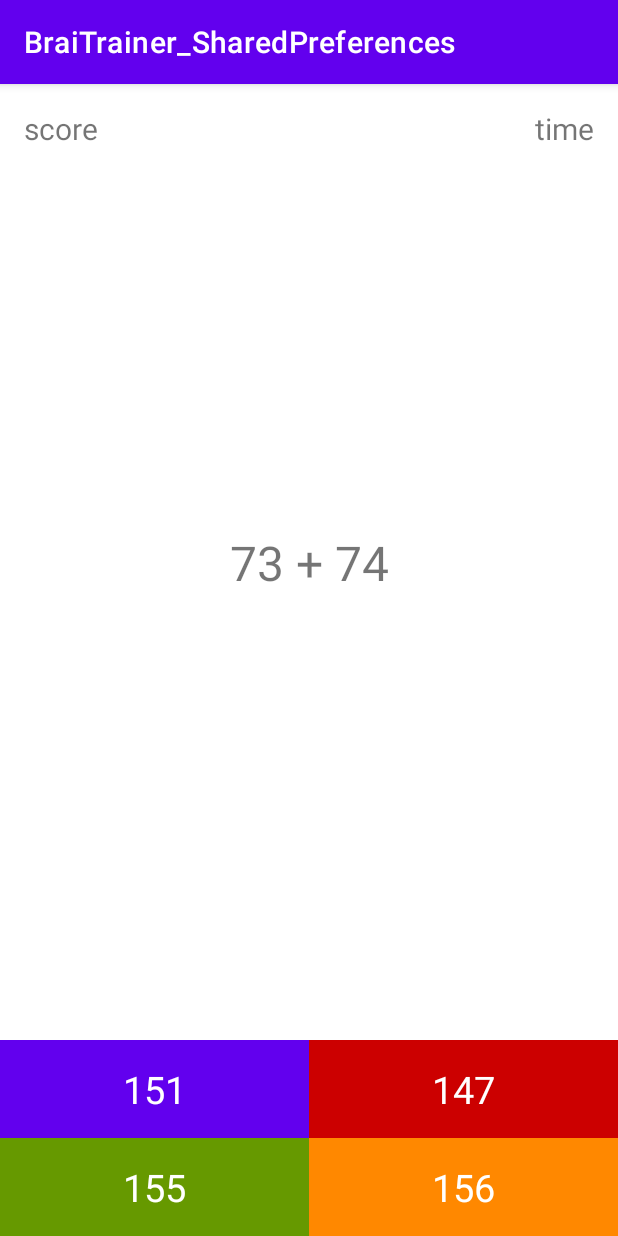
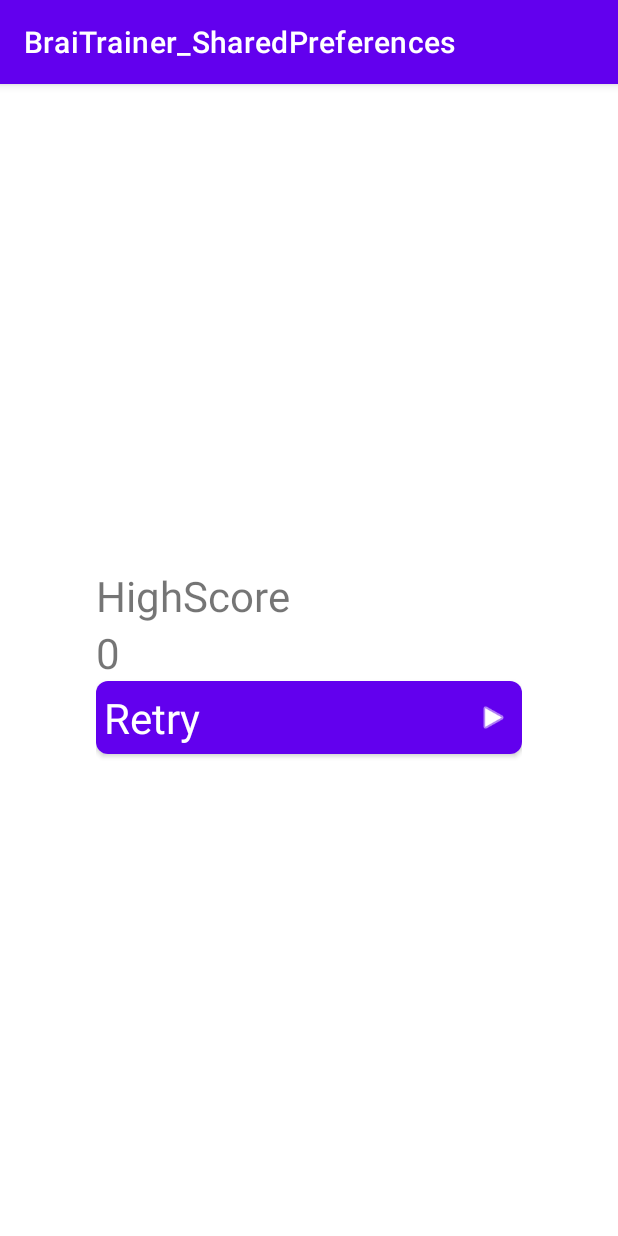
Before and after one commit to AlexandrProdan/BrainTrainer_SaredPreferences, an Android app: the screen it shows after launch (MainActivity before the commit, RetryActivity after it), after a tap on an icon or button, on a phone screen of 412 x 824 dp. Run offline under Robolectric (Android 15) with nearby library versions, the phone set to English and light mode, and no system bars.

Commit message:
App completed but the information about high score disappears on next launch.

```diff
--- a/app/src/main/AndroidManifest.xml
+++ b/app/src/main/AndroidManifest.xml
@@ -12,6 +12,13 @@
         android:supportsRtl="true"
         android:theme="@style/Theme.BraiTrainer_SharedPreferences"
         tools:targetApi="31">
+        <activity
+            android:name=".RetryActivity"
+            android:exported="false">
+            <meta-data
+                android:name="android.app.lib_name"
+                android:value="" />
+        </activity>
         <activity
             android:name=".MainActivity"
             android:exported="true">
--- a/app/src/main/java/com/example/braitrainer_sharedpreferences/MainActivity.java
+++ b/app/src/main/java/com/example/braitrainer_sharedpreferences/MainActivity.java
@@ -4,7 +4,12 @@ import androidx.appcompat.app.AppCompatActivity;
 import androidx.lifecycle.Observer;
 import androidx.lifecycle.ViewModelProvider;
 
+import android.content.Intent;
+import android.content.SharedPreferences;
 import android.os.Bundle;
+import android.os.CountDownTimer;
+import android.preference.Preference;
+import android.preference.PreferenceManager;
 import android.util.Log;
 import android.view.View;
 import android.widget.EditText;
@@ -12,6 +17,7 @@ import android.widget.TextView;
 
 public class MainActivity extends AppCompatActivity {
     public static final String TAG = "MainActivity";
+    public static final int ALLOCATED_TIME = 20;
     private TextView textViewScore;
     private TextView textViewTime;
     private TextView textViewRiddle;
@@ -20,9 +26,12 @@ public class MainActivity extends AppCompatActivity {
     private TextView textViewAnswer3;
     private TextView textViewAnswer4;
 
+    CountDownTimer timer;
+
     private MainVM mainVM;
 
-    private static int count = 0;
+
+    private static int score = 0;
 
     @Override
     protected void onCreate(Bundle savedInstanceState) {
@@ -30,6 +39,8 @@ public class MainActivity extends AppCompatActivity {
         setContentView(R.layout.activity_main);
 
         initViews();
+
+
         mainVM = new ViewModelProvider(this).get(MainVM.class);
 
         mainVM.getRiddle().observe(this, new Observer<Riddle>() {
@@ -40,24 +51,21 @@ public class MainActivity extends AppCompatActivity {
         });
 
         setOnClickListeners();
+        countTime(ALLOCATED_TIME);
+
+
     }
     //=============================================================================================
     private void initViews(){
         Log.d(TAG, "initViews: ");
         textViewScore = findViewById(R.id.textViewScore);
-        textViewTime = findViewById(R.id.textViewTime);
         textViewRiddle = findViewById(R.id.textViewRiddle);
         textViewAnswer1 = findViewById(R.id.textViewAnswer1);
         textViewAnswer2 = findViewById(R.id.textViewAnswer2);
         textViewAnswer3 = findViewById(R.id.textViewAnswer3);
         textViewAnswer4 = findViewById(R.id.textViewAnswer4);
-    }
 
-    private  void resetValuesOnscreen(){
-        resetContToZero();
-        //reset time to 0
-        //riddle = new Riddle();
-        //displayRiddleOnScreen();
+        textViewTime = findViewById(R.id.textViewTime);
     }
 
     private void displayRiddleOnScreen(Riddle riddle){
@@ -75,14 +83,21 @@ public class MainActivity extends AppCompatActivity {
         textViewAnswer4.setText(riddle.getRandomOrdAnsArrList().get(3).toString());
     }
 
-    private boolean isAnswerCorrect(TextView textViewUserGuess){
+    private void isAnswerCorrect(TextView textViewUserGuess){
         int correctAnswer = mainVM.getRiddle().getValue().getCorrectAnswer();
         int userGuess = Integer.parseInt(textViewUserGuess.getText().toString());
 
         if(correctAnswer == userGuess){
-                return true;
+            score++;
+            textViewScore.setText(""+score);
+            timer.cancel();
+            this.countTime(ALLOCATED_TIME);
+            mainVM.nextRiddle();
         }else {
-            return false;
+            timer.cancel();
+            Intent intent = RetryActivity.newIntent(MainActivity.this, score);
+            startActivity(intent);
+            finish();
         }
     }
 
@@ -90,45 +105,54 @@ public class MainActivity extends AppCompatActivity {
         textViewAnswer1.setOnClickListener(new View.OnClickListener() {
             @Override
             public void onClick(View view) {
-                boolean isCorrect =  isAnswerCorrect(textViewAnswer1);
-                if(isCorrect){
-                    mainVM.nextRiddle();
-                }
+                isAnswerCorrect(textViewAnswer1);
             }
         });
 
         textViewAnswer2.setOnClickListener(new View.OnClickListener() {
             @Override
             public void onClick(View view) {
-                boolean isCorrect =  isAnswerCorrect(textViewAnswer2);
-                if(isCorrect){
-                    mainVM.nextRiddle();
-                }
+                isAnswerCorrect(textViewAnswer2);
             }
         });
 
         textViewAnswer3.setOnClickListener(new View.OnClickListener() {
             @Override
             public void onClick(View view) {
-                boolean isCorrect =  isAnswerCorrect(textViewAnswer3);
-                if(isCorrect){
-                    mainVM.nextRiddle();
-                }
+                isAnswerCorrect(textViewAnswer3);
             }
         });
 
         textViewAnswer4.setOnClickListener(new View.OnClickListener() {
             @Override
             public void onClick(View view) {
-                boolean isCorrect =  isAnswerCorrect(textViewAnswer4);
-                if(isCorrect){
-                    mainVM.nextRiddle();
-                }
+                isAnswerCorrect(textViewAnswer4);
             }
         });
 
 
     }
 
-    private void resetContToZero(){count = 0;}
+    void countTime(int seconds){
+        timer = new CountDownTimer((seconds*1000), 1000) {
+            @Override
+            public void onTick(long millisUntilFinishes) {
+                int secondsLeft = (int) (millisUntilFinishes/1000);
+                secondsLeft++;
+                textViewTime.setText(""+secondsLeft);
+            }
+
+            @Override
+            public void onFinish() {
+                textViewTime.setText("0");
+                Intent intent = RetryActivity.newIntent(MainActivity.this, score);
+                timer.cancel();
+                startActivity(intent);
+                finish();
+            }
+        };
+        timer.start();
+    }
+
+
 }
--- /dev/null
+++ b/app/src/main/java/com/example/braitrainer_sharedpreferences/RetryActivity.java
@@ -0,0 +1,65 @@
+package com.example.braitrainer_sharedpreferences;
+
+import androidx.appcompat.app.AppCompatActivity;
+import androidx.cardview.widget.CardView;
+
+import android.content.Context;
+import android.content.Intent;
+import android.content.SharedPreferences;
+import android.os.Bundle;
+import android.preference.PreferenceManager;
+import android.view.View;
+import android.widget.TextView;
+
+public class RetryActivity extends AppCompatActivity {
+    public static final String EXTRA_SCORE = "score";
+    private TextView textViewHighScore;
+    private TextView textViewScore;
+    private CardView cardViewRetry;
+
+    SharedPreferences highScore;
+
+    int score;
+
+    @Override
+    protected void onCreate(Bundle savedInstanceState) {
+        super.onCreate(savedInstanceState);
+        setContentView(R.layout.activity_retry);
+        score = (int)getIntent().getIntExtra(EXTRA_SCORE,0);
+        highScore = PreferenceManager.getDefaultSharedPreferences(this);
+        initViews();
+        textViewScore.setText(""+score);
+
+        cardViewRetry.setOnClickListener(new View.OnClickListener() {
+            @Override
+            public void onClick(View view) {
+                Intent intent = new Intent(RetryActivity.this, MainActivity.class);
+                startActivity(intent);
+
+            }
+        });
+    }
+    void initViews(){
+        textViewHighScore = findViewById(R.id.textViewHighScore);
+        textViewScore = findViewById(R.id.textViewScore);
+        cardViewRetry = findViewById(R.id.cardViewRetry);
+    }
+
+    void isHighScore(){
+        if(score > highScore.getInt("highScore",0)){
+            highScore.edit().putInt("highScore", score);
+            textViewHighScore.setText(""+score);
+            textViewScore.setText(""+score);
+        }else {
+            String high = ""+ (highScore.getInt("highScore",0));
+            textViewHighScore.setText(high);
+            textViewScore.setText(""+score);
+        }
+    }
+
+    public static Intent newIntent(Context context, int score){
+            Intent intent = new Intent(context, RetryActivity.class);
+            intent.putExtra(EXTRA_SCORE, score);
+            return intent;
+    }
+}
--- a/app/src/main/res/layout/activity_main.xml
+++ b/app/src/main/res/layout/activity_main.xml
@@ -11,7 +11,7 @@
         android:layout_width="wrap_content"
         android:layout_height="wrap_content"
         android:layout_margin="16dp"
-        android:text="score"
+        android:text="0"
         android:textSize="20dp"
         app:layout_constraintStart_toStartOf="parent"
         app:layout_constraintTop_toTopOf="parent" />
--- /dev/null
+++ b/app/src/main/res/layout/activity_retry.xml
@@ -0,0 +1,74 @@
+<?xml version="1.0" encoding="utf-8"?>
+<androidx.constraintlayout.widget.ConstraintLayout xmlns:android="http://schemas.android.com/apk/res/android"
+    xmlns:app="http://schemas.android.com/apk/res-auto"
+    xmlns:tools="http://schemas.android.com/tools"
+    android:layout_width="match_parent"
+    android:layout_height="match_parent"
+    android:paddingStart="64dp"
+    android:paddingEnd="64dp"
+
+    tools:context=".RetryActivity">
+
+    <TextView
+        android:id="@+id/textViewHighScore"
+        android:layout_width="wrap_content"
+        android:layout_height="wrap_content"
+        android:text="HighScore"
+        android:textSize="28dp"
+        app:layout_constraintBottom_toTopOf="@id/textViewScore"
+        app:layout_constraintStart_toStartOf="parent"
+        app:layout_constraintTop_toTopOf="parent"
+        app:layout_constraintVertical_chainStyle="packed" />
+
+    <TextView
+        android:id="@+id/textViewScore"
+        android:layout_width="wrap_content"
+        android:layout_height="wrap_content"
+        android:text="Score"
+        android:textSize="28dp"
+        app:layout_constraintBottom_toTopOf="@+id/cardViewRetry"
+        app:layout_constraintStart_toStartOf="parent"
+        app:layout_constraintTop_toBottomOf="@+id/textViewHighScore" />
+
+    <androidx.cardview.widget.CardView
+        android:id="@+id/cardViewRetry"
+        android:layout_width="match_parent"
+        android:layout_height="wrap_content"
+        app:cardCornerRadius="8dp"
+        app:layout_constraintBottom_toBottomOf="parent"
+        app:layout_constraintEnd_toEndOf="parent"
+        app:layout_constraintStart_toStartOf="parent"
+        app:layout_constraintTop_toBottomOf="@+id/textViewScore">
+
+        <androidx.constraintlayout.widget.ConstraintLayout
+            android:layout_width="match_parent"
+            android:layout_height="match_parent"
+            android:background="@color/purple_500">
+
+            <TextView
+                android:layout_width="0dp"
+                android:layout_height="wrap_content"
+                android:padding="5dp"
+                android:text="Retry"
+                android:textColor="@color/white"
+                android:textSize="28dp"
+                app:layout_constraintBottom_toBottomOf="parent"
+                app:layout_constraintEnd_toStartOf="@+id/imageView"
+                app:layout_constraintStart_toStartOf="parent"
+                app:layout_constraintTop_toTopOf="parent" />
+
+            <ImageView
+                android:id="@+id/imageView"
+                android:layout_width="30dp"
+                android:layout_height="30dp"
+                android:paddingEnd="8dp"
+                app:layout_constraintBottom_toBottomOf="parent"
+                app:layout_constraintEnd_toEndOf="parent"
+                app:layout_constraintTop_toTopOf="parent"
+                app:srcCompat="@android:drawable/ic_media_play"
+                app:tint="@color/white" />
+
+        </androidx.constraintlayout.widget.ConstraintLayout>
+    </androidx.cardview.widget.CardView>
+
+</androidx.constraintlayout.widget.ConstraintLayout>
```
